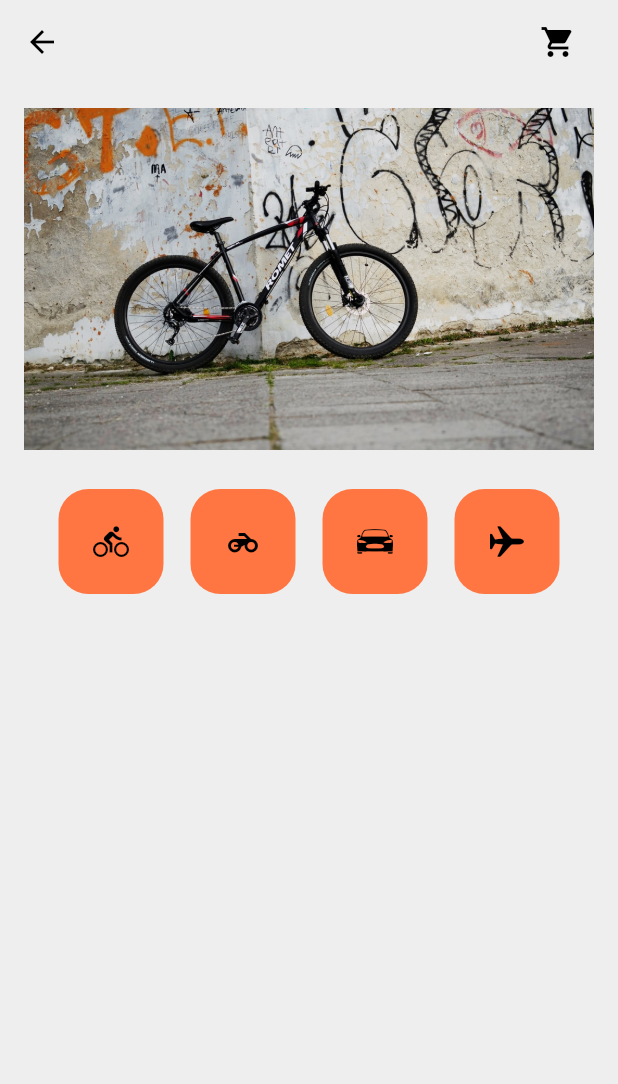
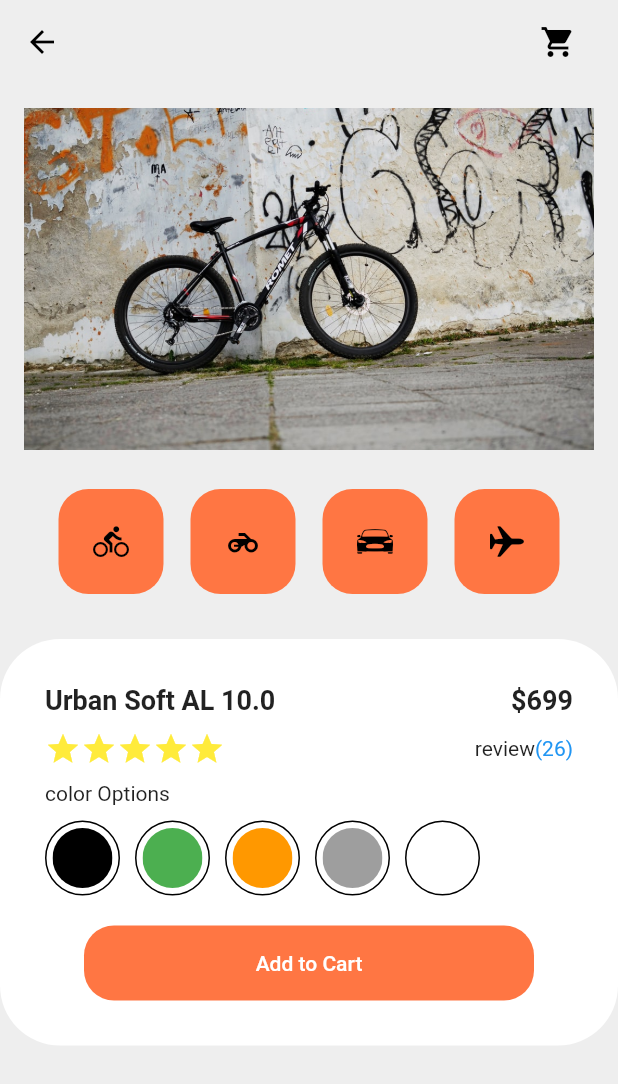
Before and after one commit to muaga/flutter-shoppingcart-teacher, a Flutter app: the screen it shows after launch, on a phone screen of 412 x 824 dp. Shown: the top 1084 px of the screen. Run offline on Flutter 3.47's test engine with Material 2 defaults, Android fonts, the phone set to English and light mode, and no system bars.

Commit message:
stack-positioned 이용 원형 그리기

```diff
--- a/lib/components/shoppingcart_detail.dart
+++ b/lib/components/shoppingcart_detail.dart
@@ -1,10 +1,134 @@
 import 'package:flutter/material.dart';
+import 'package:flutter_shoppingcart/constants.dart';
 
 class ShoppingCartDetail extends StatelessWidget {
   const ShoppingCartDetail({super.key});
 
   @override
   Widget build(BuildContext context) {
-    return SizedBox();
+    return Container(
+      decoration: BoxDecoration(
+        color: Colors.white,
+        borderRadius: BorderRadius.circular(40),
+      ),
+      child: Padding(
+        padding: const EdgeInsets.all(30),
+        child: Column(
+          children: [
+            _buildDetailNameAndPrice(),
+            _buildDetailRatingAndReviewCount(),
+            _buildDetailColorOptions(),
+            _buildDetailButton(context),
+          ],
+        ),
+      ),
+    );
+  }
+
+  Widget _buildDetailNameAndPrice() {
+    return Padding(
+      padding: const EdgeInsets.only(bottom: 10),
+      child: Row(
+        mainAxisAlignment: MainAxisAlignment.spaceBetween,
+        children: [
+          Text("Urban Soft AL 10.0",
+              style: TextStyle(fontSize: 18, fontWeight: FontWeight.bold)),
+          Text("\$699",
+              style: TextStyle(fontSize: 18, fontWeight: FontWeight.bold)),
+        ],
+      ),
+    );
+  }
+
+  Widget _buildDetailRatingAndReviewCount() {
+    return Padding(
+      padding: const EdgeInsets.only(bottom: 10),
+      child: Row(
+        children: [
+          Icon(Icons.star, color: Colors.yellow),
+          Icon(Icons.star, color: Colors.yellow),
+          Icon(Icons.star, color: Colors.yellow),
+          Icon(Icons.star, color: Colors.yellow),
+          Icon(Icons.star, color: Colors.yellow),
+          Spacer(),
+          Text("review"),
+          Text("(26)", style: TextStyle(color: Colors.blue)),
+        ],
+      ),
+    );
+  }
+
+  Widget _buildDetailColorOptions() {
+    return Padding(
+      padding: const EdgeInsets.only(bottom: 20),
+      child: Column(
+        crossAxisAlignment: CrossAxisAlignment.start,
+        children: [
+          Text("color Options"),
+          SizedBox(height: 10),
+          Row(
+            children: [
+              _buildDetailIcon(Colors.black),
+              _buildDetailIcon(Colors.green),
+              _buildDetailIcon(Colors.orange),
+              _buildDetailIcon(Colors.grey),
+              _buildDetailIcon(Colors.white),
+            ],
+          ),
+        ],
+      ),
+    );
+  }
+
+  Widget _buildDetailButton(BuildContext context) {
+    return Align(
+      child: TextButton(
+        onPressed: () {},
+        style: TextButton.styleFrom(
+            backgroundColor: kAccentColor,
+            minimumSize: Size(300, 50),
+            shape: RoundedRectangleBorder(
+              borderRadius: BorderRadius.circular(20),
+            )),
+        child: Text(
+          "Add to Cart",
+          style: TextStyle(color: Colors.white),
+        ),
+      ),
+    );
+  }
+
+  Widget _buildDetailIcon(Color mColor) {
+    return Padding(
+      padding: const EdgeInsets.only(right: 10),
+      child: Stack(
+        // 1. 첫번째 stack
+        children: [
+          Container(
+            // 아래의 원
+            width: 50,
+            height: 50,
+            decoration: BoxDecoration(
+              color: Colors.white,
+              border: Border.all(), // border 가지기
+              shape: BoxShape.circle, // 박스모양 = circle
+            ),
+          ),
+          Positioned(
+            top: 5, // 아래의 원 테두리에서 top을 5만큼 떨어뜨리기
+            left: 5,
+            child: ClipOval(
+              // 자식을 circle 모양으로 자르기
+              child: Container(
+                // 위의 원
+                width: 40,
+                height: 40,
+                color: mColor,
+              ),
+            ),
+          ),
+        ],
+      ),
+    );
   }
 }
```
